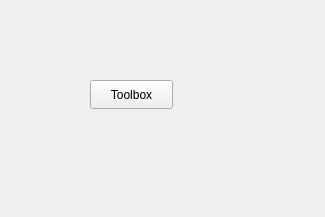
This is toolboxarea.ui in NesrineGhannay/ImagEdit as Qt 5 draws it before an edit. The edited form follows.
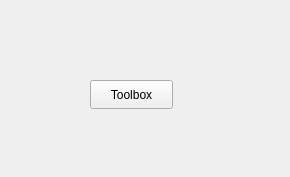
This is the edited form.

Commit message: Init branch

The edit to the form file:
```diff
--- a/toolboxarea.ui
+++ b/toolboxarea.ui
@@ -6,8 +6,8 @@
    <rect>
     <x>0</x>
     <y>0</y>
-    <width>325</width>
-    <height>217</height>
+    <width>290</width>
+    <height>177</height>
    </rect>
   </property>
   <property name="windowTitle">
```
